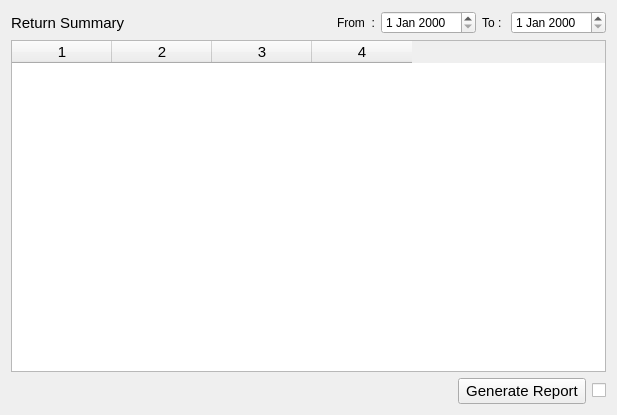
Old version of the form estorecpp/returnsummary.ui in the repository Watti/estorecpp.
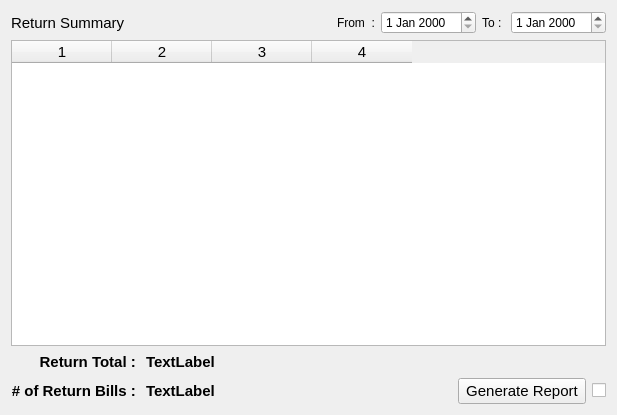
New version of the form. Icons and pictures are not drawn.

Commit message: return summary total added

What changed in the file:
```diff
--- a/estorecpp/returnsummary.ui
+++ b/estorecpp/returnsummary.ui
@@ -119,9 +119,40 @@
     </widget>
    </item>
    <item>
-    <layout class="QHBoxLayout" name="horizontalLayout">
-     <item>
-      <spacer name="horizontalSpacer_2">
+    <layout class="QGridLayout" name="gridLayout">
+     <item row="0" column="0">
+      <widget class="QLabel" name="label">
+       <property name="font">
+        <font>
+         <pointsize>11</pointsize>
+         <weight>75</weight>
+         <bold>true</bold>
+        </font>
+       </property>
+       <property name="text">
+        <string>Return Total : </string>
+       </property>
+       <property name="alignment">
+        <set>Qt::AlignRight|Qt::AlignTrailing|Qt::AlignVCenter</set>
+       </property>
+      </widget>
+     </item>
+     <item row="0" column="1">
+      <widget class="QLabel" name="returnTotal">
+       <property name="font">
+        <font>
+         <pointsize>11</pointsize>
+         <weight>75</weight>
+         <bold>true</bold>
+        </font>
+       </property>
+       <property name="text">
+        <string>TextLabel</string>
+       </property>
+      </widget>
+     </item>
+     <item row="0" column="2">
+      <spacer name="horizontalSpacer">
        <property name="orientation">
         <enum>Qt::Horizontal</enum>
        </property>
@@ -133,22 +164,50 @@
        </property>
       </spacer>
      </item>
-     <item>
-      <widget class="QPushButton" name="generateButton">
+     <item row="0" column="3">
+      <spacer name="horizontalSpacer_5">
+       <property name="orientation">
+        <enum>Qt::Horizontal</enum>
+       </property>
+       <property name="sizeType">
+        <enum>QSizePolicy::Minimum</enum>
+       </property>
+       <property name="sizeHint" stdset="0">
+        <size>
+         <width>40</width>
+         <height>20</height>
+        </size>
+       </property>
+      </spacer>
+     </item>
+     <item row="1" column="0">
+      <widget class="QLabel" name="label_6">
        <property name="font">
         <font>
          <pointsize>11</pointsize>
+         <weight>75</weight>
+         <bold>true</bold>
         </font>
        </property>
        <property name="text">
-        <string> Generate Report </string>
+        <string># of Return Bills : </string>
        </property>
+       <property name="alignment">
+        <set>Qt::AlignRight|Qt::AlignTrailing|Qt::AlignVCenter</set>
+       </property>
       </widget>
      </item>
-     <item>
-      <widget class="QCheckBox" name="checkBox">
+     <item row="1" column="1">
+      <widget class="QLabel" name="billTotal">
+       <property name="font">
+        <font>
+         <pointsize>11</pointsize>
+         <weight>75</weight>
+         <bold>true</bold>
+        </font>
+       </property>
        <property name="text">
-        <string/>
+        <string>TextLabel</string>
        </property>
        <property name="icon">
         <iconset>
@@ -156,6 +215,46 @@
        </property>
       </widget>
      </item>
+     <item row="1" column="2">
+      <spacer name="horizontalSpacer_4">
+       <property name="orientation">
+        <enum>Qt::Horizontal</enum>
+       </property>
+       <property name="sizeHint" stdset="0">
+        <size>
+         <width>40</width>
+         <height>20</height>
+        </size>
+       </property>
+      </spacer>
+     </item>
+     <item row="1" column="3">
+      <layout class="QHBoxLayout" name="horizontalLayout">
+       <item>
+        <widget class="QPushButton" name="generateButton">
+         <property name="font">
+          <font>
+           <pointsize>11</pointsize>
+          </font>
+         </property>
+         <property name="text">
+          <string> Generate Report </string>
+         </property>
+        </widget>
+       </item>
+       <item>
+        <widget class="QCheckBox" name="checkBox">
+         <property name="text">
+          <string/>
+         </property>
+         <property name="icon">
+          <iconset>
+           <normaloff>icons/print.png</normaloff>icons/print.png</iconset>
+         </property>
+        </widget>
+       </item>
+      </layout>
+     </item>
     </layout>
    </item>
   </layout>
```
Left out of the diff: 4 changed lines with no effect on the pictures. The commit also changes 1 other file.
